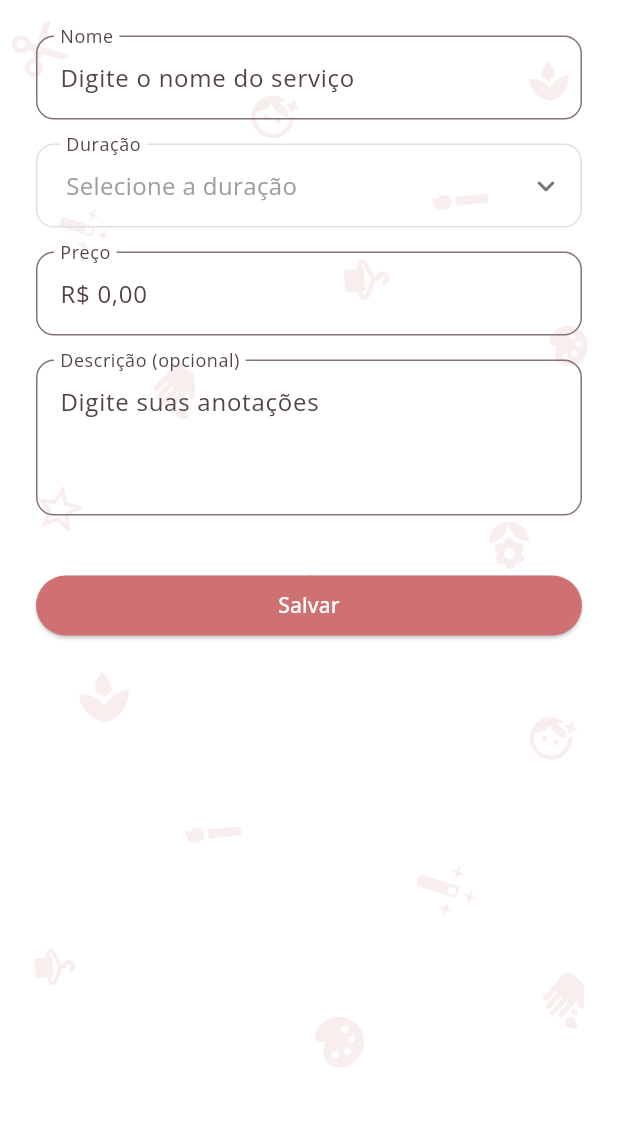
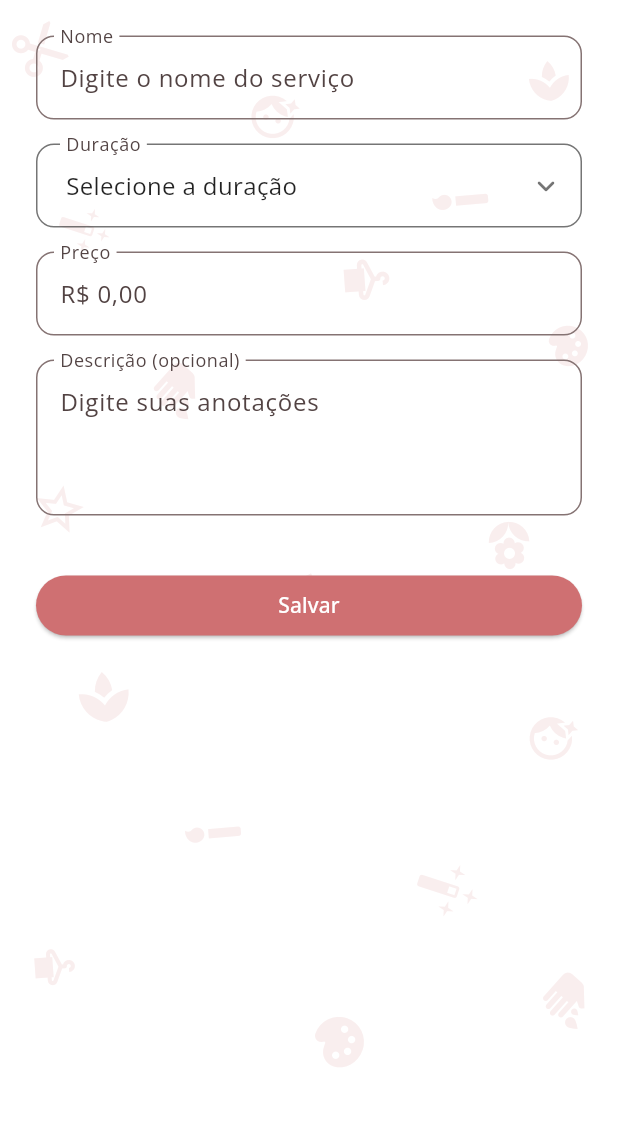
Before and after one commit to Gsaudx/app_agendamento_salao, a Flutter app: the NewServiceScreen screen opened by its route, on a phone screen of 412 x 824 dp, the part 86-1212 px from its top. Run offline on Flutter 3.47's test engine with Material 3 defaults, Android fonts, the phone set to English and light mode, and no system bars; our stand-ins replace cloud_firestore, firebase_auth, firebase_core, firebase_storage, google_fonts, google_sign_in and 3 more; accounts and stored records are empty.

Commit message:
style(Servico): Input horario preto

```diff
--- a/lib/components/select.dart
+++ b/lib/components/select.dart
@@ -77,7 +77,7 @@ class Select<T> extends StatelessWidget {
                     ),
                     enabledBorder: OutlineInputBorder(
                       borderRadius: BorderRadius.circular(12),
-                      borderSide: BorderSide(color: Colors.grey[300]!),
+                      borderSide: const BorderSide(color: Colors.black54),
                     ),
                     focusedBorder: OutlineInputBorder(
                       borderRadius: BorderRadius.circular(12),
@@ -88,15 +88,15 @@ class Select<T> extends StatelessWidget {
                       borderSide: const BorderSide(color: Colors.red),
                     ),
                     errorText: state.errorText,
-                    suffixIcon: Icon(
+                    suffixIcon: const Icon(
                       Icons.keyboard_arrow_down_rounded,
-                      color: Colors.grey[600],
+                      color: Colors.black54,
                     ),
                   ),
                   child: Text(
                     textoSelecionado ?? placeholder ?? '',
-                    style: TextStyle(
-                      color: textoSelecionado != null ? Colors.black87 : Colors.grey[500],
+                    style: const TextStyle(
+                      color: Colors.black87,
                       fontSize: 16,
                     ),
                   ),
```
